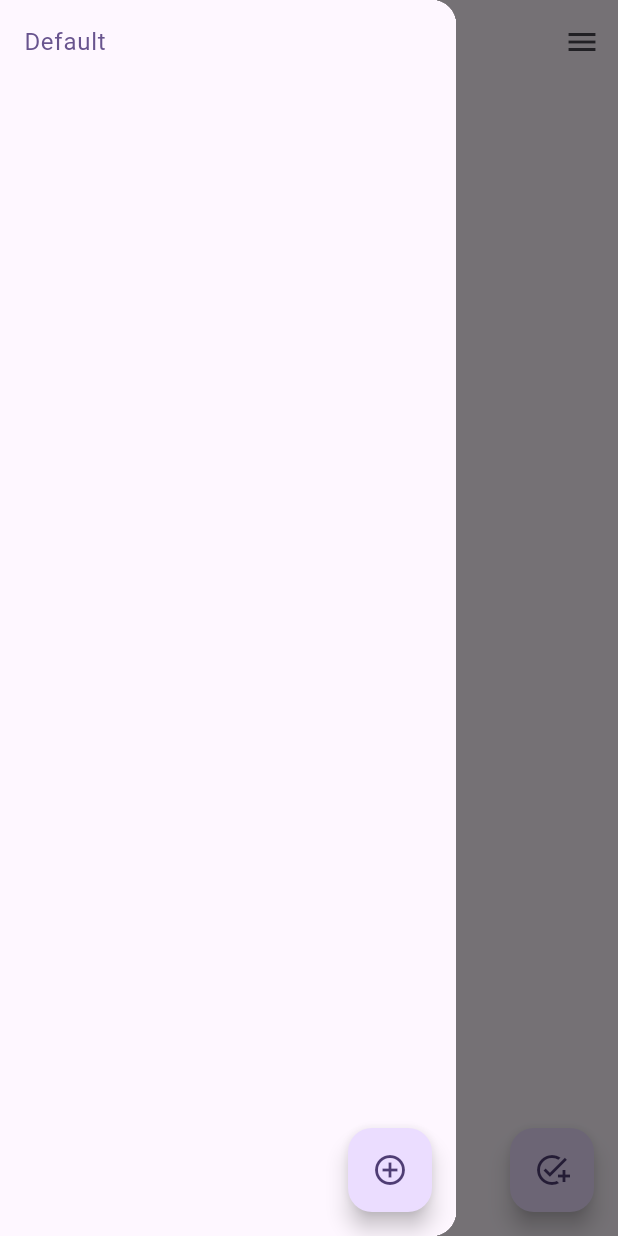
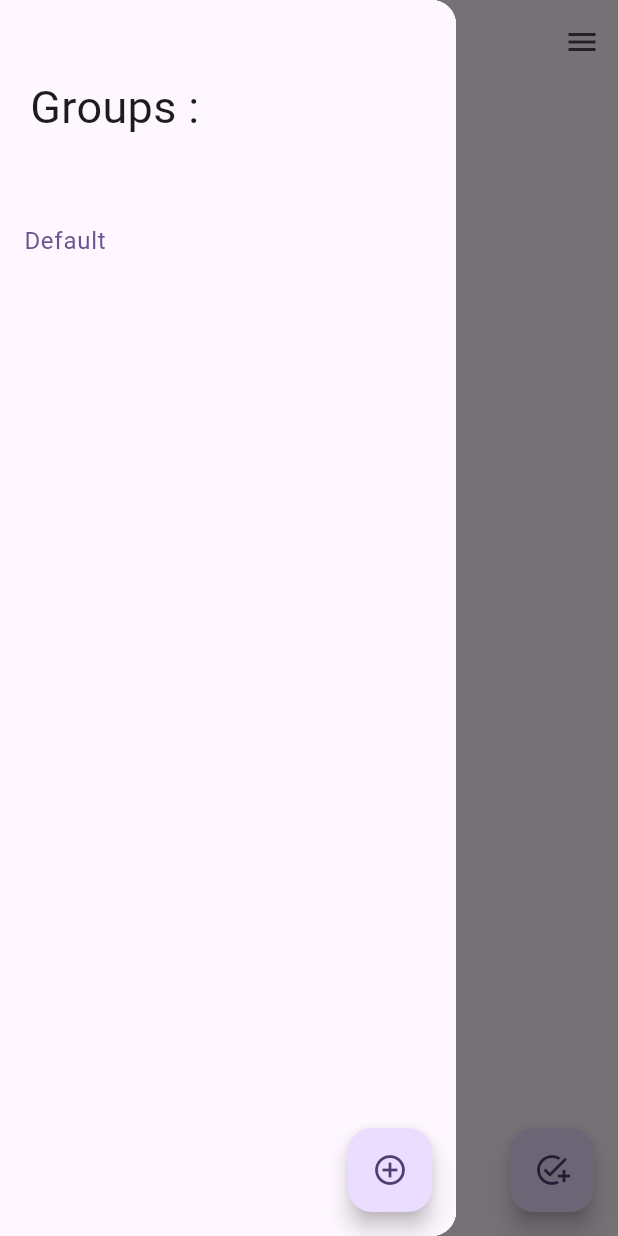
Before and after one commit to judemont/tasker, a Flutter app: the screen it shows after launch, with the side drawer open, on a phone screen of 412 x 824 dp. Run offline on Flutter 3.47's test engine with Material 3 defaults, Android fonts, the phone set to English and light mode, and no system bars; our stand-ins replace sqflite, sqflite_common_ffi; missing offline and left inert: dart:ffi; accounts and stored records are empty.

Commit message:
improved groups

```diff
--- a/lib/widget/groupWidget.dart
+++ b/lib/widget/groupWidget.dart
@@ -29,7 +29,18 @@ class _GroupWidgetState extends State<GroupWidget> {
     print(widget.groupItems);
 
     return Scaffold(
-      body: ListView.builder(
+      body: Wrap(
+        children: [
+          Container(
+            margin: const EdgeInsets.only(top: 50, bottom: 40, left: 20),
+            child: const Text(
+              "Groups :",
+              style: TextStyle(fontSize: 30),
+            ),
+          ),
+
+
+          ListView.builder(
             padding: EdgeInsets.zero,
             shrinkWrap: true,
             itemCount: widget.groupItems.length,
@@ -38,8 +49,8 @@ class _GroupWidgetState extends State<GroupWidget> {
                 title: Text(widget.groupItems[index].name),
                 selected: widget.selectedGroupId == widget.groupItems[index].id,
                 onTap: () {
+                  Navigator.pop(context);
                   setState(() {
-
                     widget.selectedGroupId = widget.groupItems[index].id;
                     //widget.onListChange;
                     widget.onTodoChange!(widget.groupItems[index].id);
@@ -47,6 +58,8 @@ class _GroupWidgetState extends State<GroupWidget> {
                 },
               );
             },
+          ),
+        ],
       ),
       floatingActionButton: FloatingActionButton(
         child: Icon(Icons.add_circle_outline),
```
Lines whose indentation alone changed are shown as unchanged.
